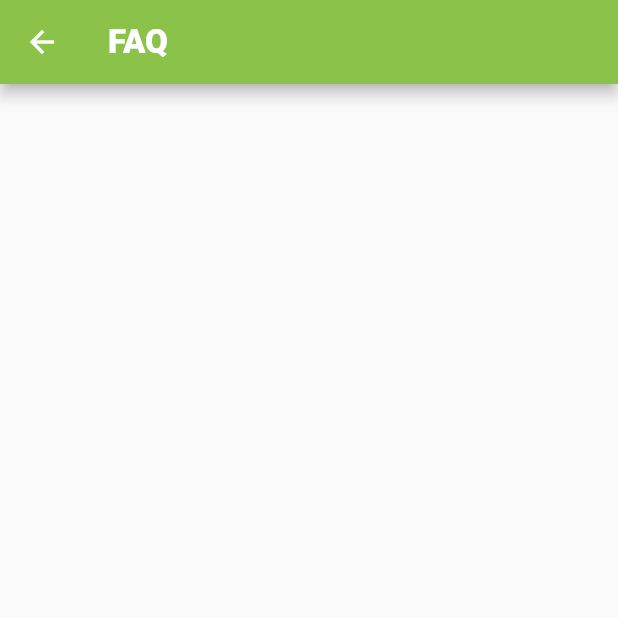
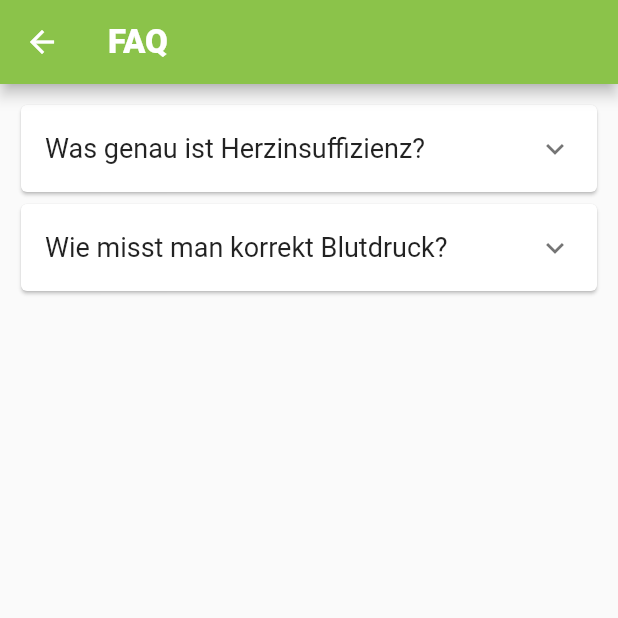
Before and after one commit to Linea-code/chf-app, a Flutter app: the screen it shows after launch, after a tap on an icon or button, on a phone screen of 412 x 824 dp, the top half of it. Run offline on Flutter 3.47's test engine with Material 2 defaults, Android fonts, the phone set to English and light mode, and no system bars; our stand-ins replace charts_flutter, flutter_spinkit, qr_flutter; missing offline and left inert: flutter_sparkline, folding_cell, health; Roboto replaces fonts that are missing (Arial).

```diff
--- a/lib/faq/faq.dart
+++ b/lib/faq/faq.dart
@@ -1,5 +1,6 @@
 import 'package:flutter/cupertino.dart';
 import 'package:flutter/material.dart';
+import 'package:folding_cell/folding_cell.dart';
 
 class FAQ extends StatelessWidget {
   final String _title = "FAQ";
@@ -16,6 +17,54 @@ class FAQ extends StatelessWidget {
         ),
         backgroundColor: Colors.lightGreen[500],
       ),
+      body:Container(
+        padding: EdgeInsets.all(10.0),
+        child: ListView(
+          children: <Widget>[
+            Card(
+        child:
+            ExpansionTile(
+              title: Text("Was genau ist Herzinsuffizienz?",
+              style: TextStyle(
+                fontSize: 18.0,
+              ),),
+              children: <Widget>[
+                Container(
+                  padding: EdgeInsets.all(10.0),
+                  child:
+                Text("Bei chronischer Herzinsuffizienz handelt es sich um eine fortschreitende Herzerkrankung. Hierbei ist die Pumpfunktion des Herzens vermindert, sodass nicht mehr genügend Blut und damit Sauerstoff und Nährstoffe zu Organen und anderen Körperbereichen gelangen.", //TODO:Text ersetzten durch eigenen!
+                style: TextStyle(
+                  fontSize: 16.0,
+                ),),
+                )],
+            ),),
+            Card(
+              child:
+              ExpansionTile(
+                title: Text("Wie misst man korrekt Blutdruck?",
+                  style: TextStyle(
+                    fontSize: 18.0,
+                  ),),
+                children: <Widget>[
+                  Container(
+                    child:
+                      Image.asset("assets/Blume.JPG"),
+                  ),
+                  Container(
+                    padding: EdgeInsets.all(10.0),
+                    child:
+                    Text("Bei chronischer Herzinsuffizienz handelt es sich um eine fortschreitende Herzerkrankung. Hierbei ist die Pumpfunktion des Herzens vermindert, sodass nicht mehr genügend Blut und damit Sauerstoff und Nährstoffe zu Organen und anderen Körperbereichen gelangen.", //TODO:Text ersetzten durch eigenen!
+                      style: TextStyle(
+                        fontSize: 16.0,
+                      ),),
+                  )],
+              ),),
+
+            ]),
+      )
+
     );
   }
+
+
 }
--- a/lib/vitalparameters/VitalparameterNeu.dart
+++ b/lib/vitalparameters/VitalparameterNeu.dart
@@ -2,9 +2,10 @@ import 'dart:collection';
 import 'package:flutter/cupertino.dart';
 import 'package:flutter/material.dart';
 import 'package:health/health.dart';
-import 'package:herzinsuffizienz/vitalparameters/bmp.dart';
+import 'package:herzinsuffizienz/vitalparameters/bpm.dart';
 import 'package:herzinsuffizienz/vitalparameters/createSparkline.dart';
 import 'package:flutter_spinkit/flutter_spinkit.dart';
+import 'package:herzinsuffizienz/vitalparameters/weight.dart';
 
 class Vitalparameter extends StatefulWidget {
   @override
@@ -48,7 +49,7 @@ class _VitalparameterState extends State<Vitalparameter> {
           HealthDataType.BODY_MASS_INDEX,
           HealthDataType.BODY_FAT_PERCENTAGE,
           HealthDataType.ACTIVE_ENERGY_BURNED,
-          HealthDataType.HEART_RATE,
+          //HealthDataType.HEART_RATE,
           HealthDataType.BLOOD_PRESSURE_SYSTOLIC,
           HealthDataType.BLOOD_PRESSURE_DIASTOLIC,
           HealthDataType.RESTING_HEART_RATE,
@@ -57,9 +58,11 @@ class _VitalparameterState extends State<Vitalparameter> {
         ];
         for (HealthDataType type in types) {
           try {
-            List<HealthDataPoint> healthData =
-                await Health.getHealthDataFromType(startDate, endDate, type);
-            _healthDataList.addAll(healthData);
+            if (Health.isDataTypeAvailable(type)) {
+              List<HealthDataPoint> healthData =
+              await Health.getHealthDataFromType(startDate, endDate, type);
+              _healthDataList.addAll(healthData);
+            }
           } catch (exception) {
             print(exception.toString());
           }
@@ -178,12 +181,12 @@ class _VitalparameterState extends State<Vitalparameter> {
                   ListTile(
                     //leading: Icon(Icons.trending_up),
                     title: Text('Gewicht (kg)'),
-                    subtitle: Text("letzte Messung: " + (weight.isEmpty ? " " : weight.last.round().toString())),
+                    subtitle: Text("letzte Messung: " + (weight.isEmpty ? " " : weight.last.toStringAsFixed(2))),
                     onTap: () {
                       Navigator.push(
                           context,
                           MaterialPageRoute(
-                              builder: (context) => Vitalparameter()));
+                              builder: (context) => Weight()));
                     },
                   ),
                   weight.isEmpty ? Container(padding: EdgeInsets.only(bottom: 15.0),child: SpinKitPumpingHeart(color: Colors.red[300])):
--- a/pubspec.yaml
+++ b/pubspec.yaml
@@ -21,7 +21,7 @@ environment:
   sdk: ">=2.7.0 <3.0.0"
 
 dependencies:
-  health: ^1.0.2
+  health: ^1.0.2+2
   flutter:
     sdk: flutter
 
@@ -37,6 +37,7 @@ dependencies:
   fit_kit: 1.1.1
   flutter_spinkit: ^4.1.2+1
   qr_flutter: ^3.2.0
+  folding_cell: "^0.1.2"
 
 
 
```
Also changed, not shown: lib/connectioncode/connectioncode.dart (+7 -0 lines), lib/medication/medication.dart (+8 -0 lines), lib/profile/profile.dart (+8 -0 lines), lib/settings/Settings.dart (+8 -0 lines), lib/symptoms/symptoms.dart (+8 -0 lines), lib/vitalparameters/bpm.dart (renamed from lib/vitalparameters/bmp.dart, +36 -33 lines), lib/vitalparameters/weight.dart (added, +146 -0 lines), lib/vitalparameters/weightOverview.dart (deleted), pubspec.lock.
